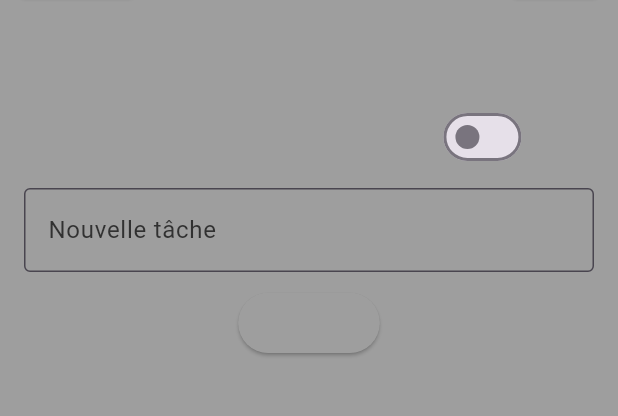
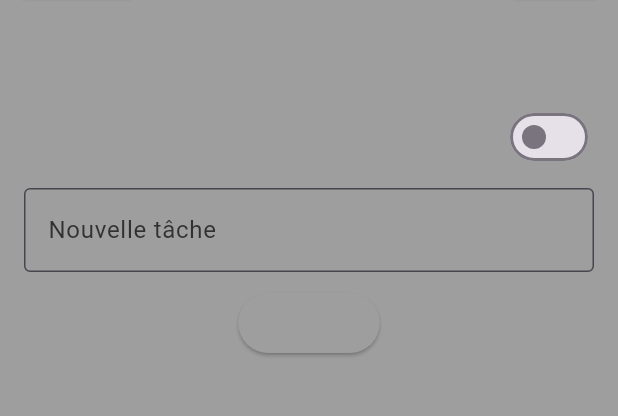
Before and after one commit to GalDen01/SAE-Planificateur-familial, a Flutter app: the ToDoListScreen screen opened directly with empty values, on a phone screen of 412 x 824 dp, the part 73-489 px from its top. Run offline on Flutter 3.47's test engine with Material 3 defaults, Android fonts, the phone set to English and light mode, and no system bars; our stand-ins replace google_sign_in, supabase_flutter; accounts and stored records are empty.

```diff
--- a/flutter_application_1/lib/src/ui/screens/todo/todo_list_screen.dart
+++ b/flutter_application_1/lib/src/ui/screens/todo/todo_list_screen.dart
@@ -144,10 +144,10 @@ class _ToDoListScreenState extends State<ToDoListScreen> {
 
             // Bouton toggle "Afficher que les non cochées"
             Row(
-              mainAxisAlignment: MainAxisAlignment.center,
+              mainAxisAlignment: MainAxisAlignment.end,
               children: [
                 Text(
-                  "Afficher seulement les non-cochées",
+                  "Filtrer par tâches",
                   style: TextStyle(color: widget.brightCardColor),
                 ),
                 Switch(
--- a/flutter_application_1/lib/src/ui/screens/todo/todo_lists_screen.dart
+++ b/flutter_application_1/lib/src/ui/screens/todo/todo_lists_screen.dart
@@ -89,9 +89,11 @@ class _TodoListsScreenState extends State<TodoListsScreen> {
       ),
       backgroundColor: widget.grayColor,
       body: SafeArea(
-        child: Center(
-          child: SingleChildScrollView(
+
+        child: SingleChildScrollView(
+
             padding: const EdgeInsets.symmetric(horizontal: 16.0, vertical: 20.0),
+            child: Center(
             child: Column(
               crossAxisAlignment: CrossAxisAlignment.center,
               children: [
```
